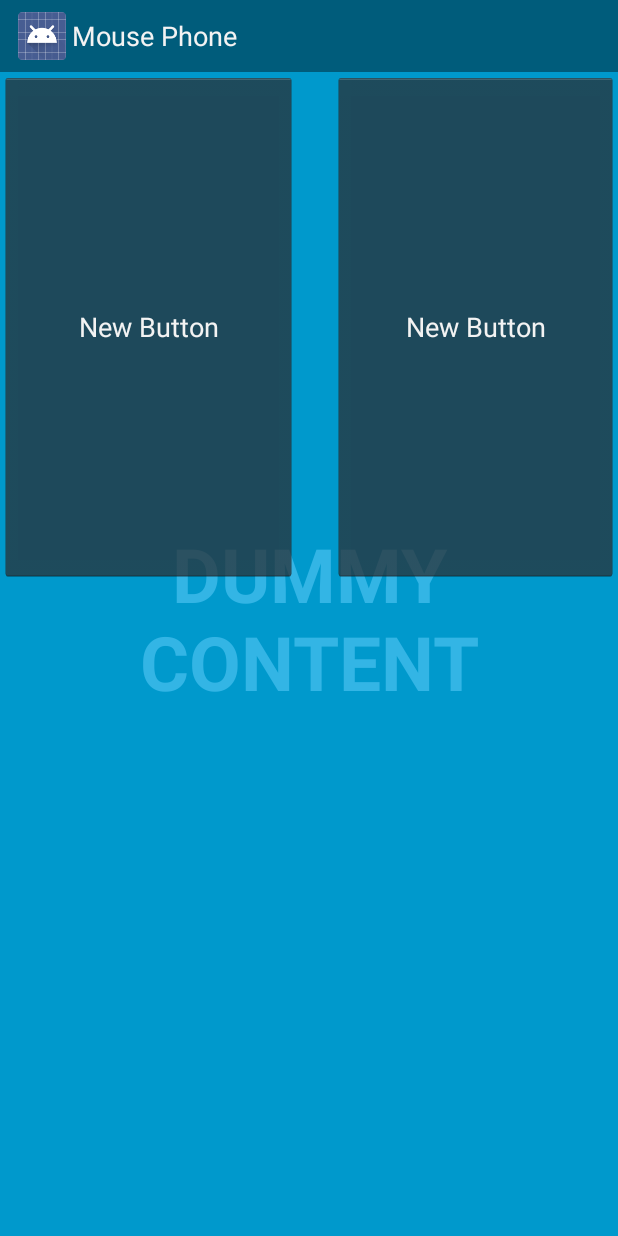
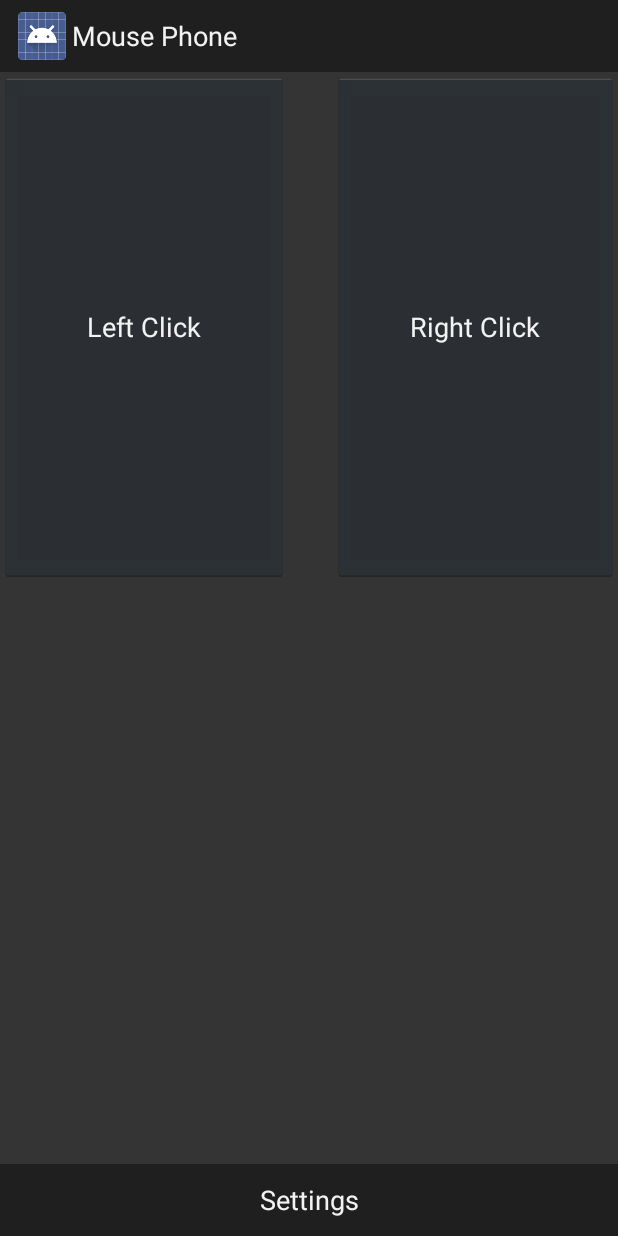
Before and after one commit to zenbhang/mouse_phone, an Android app: the screen it shows after launch (FullscreenActivity), on a phone screen of 412 x 824 dp. Run offline under Robolectric (Android 15) with nearby library versions, the phone set to English and light mode, and no system bars.

Commit message:
July 8th Update

```diff
--- a/app/src/main/java/io/github/mousephone/mousephone/FullscreenActivity.java
+++ b/app/src/main/java/io/github/mousephone/mousephone/FullscreenActivity.java
@@ -101,18 +101,20 @@ public class FullscreenActivity extends Activity {
         contentView.setOnClickListener(new View.OnClickListener() {
             @Override
             public void onClick(View view) {
+                mSystemUiHider.show();
+                /* toggle on click two options
                 if (TOGGLE_ON_CLICK) {
                     mSystemUiHider.toggle();
-                } else {
-                    mSystemUiHider.show();
+                    mSystemUiHider.hide();
                 }
+                */
             }
         });
 
         // Upon interacting with UI controls, delay any scheduled hide()
         // operations to prevent the jarring behavior of controls going away
         // while interacting with the UI.
-        findViewById(R.id.dummy_button).setOnTouchListener(mDelayHideTouchListener);
+        findViewById(R.id.btnSettings).setOnTouchListener(mDelayHideTouchListener);
     }
 
     @Override
@@ -134,9 +136,11 @@ public class FullscreenActivity extends Activity {
     View.OnTouchListener mDelayHideTouchListener = new View.OnTouchListener() {
         @Override
         public boolean onTouch(View view, MotionEvent motionEvent) {
+            /*
             if (AUTO_HIDE) {
                 delayedHide(AUTO_HIDE_DELAY_MILLIS);
             }
+            */
             return false;
         }
     };
@@ -145,7 +149,7 @@ public class FullscreenActivity extends Activity {
     Runnable mHideRunnable = new Runnable() {
         @Override
         public void run() {
-            mSystemUiHider.hide();
+            mSystemUiHider.show();
         }
     };
 
@@ -154,7 +158,9 @@ public class FullscreenActivity extends Activity {
      * previously scheduled calls.
      */
     private void delayedHide(int delayMillis) {
+        /*
         mHideHandler.removeCallbacks(mHideRunnable);
         mHideHandler.postDelayed(mHideRunnable, delayMillis);
+        */
     }
 }
--- a/app/src/main/res/layout/activity_fullscreen.xml
+++ b/app/src/main/res/layout/activity_fullscreen.xml
@@ -14,7 +14,8 @@
     <!-- This FrameLayout insets its children based on system windows using
          android:fitsSystemWindows. -->
     <FrameLayout android:layout_width="match_parent" android:layout_height="match_parent"
-        android:fitsSystemWindows="true">
+        android:fitsSystemWindows="true"
+        android:background="#ff343434">
 
         <LinearLayout android:id="@+id/fullscreen_content_controls" style="?metaButtonBarStyle"
             android:layout_width="match_parent" android:layout_height="wrap_content"
@@ -22,24 +23,25 @@
             android:background="@color/black_overlay" android:orientation="horizontal"
             tools:ignore="UselessParent">
 
-            <Button android:id="@+id/dummy_button" style="?metaButtonBarButtonStyle"
+            <Button android:id="@+id/btnSettings" style="?metaButtonBarButtonStyle"
                 android:layout_width="0dp" android:layout_height="wrap_content"
-                android:layout_weight="1" android:text="@string/dummy_button" />
+                android:layout_weight="1" android:text="Settings" />
 
         </LinearLayout>
 
         <Button
-            android:layout_width="198dp"
+            android:layout_width="192dp"
             android:layout_height="339dp"
-            android:text="New Button"
-            android:id="@+id/button"
-            android:layout_gravity="left|top" />
+            android:text="Left Click"
+            android:id="@+id/btnLeft"
+            android:layout_gravity="left|top"
+            android:nestedScrollingEnabled="true" />
 
         <Button
             android:layout_width="190dp"
             android:layout_height="339dp"
-            android:text="New Button"
-            android:id="@+id/button2"
+            android:text="Right Click"
+            android:id="@+id/btnRight"
             android:layout_gravity="right|top" />
     </FrameLayout>
 
```
